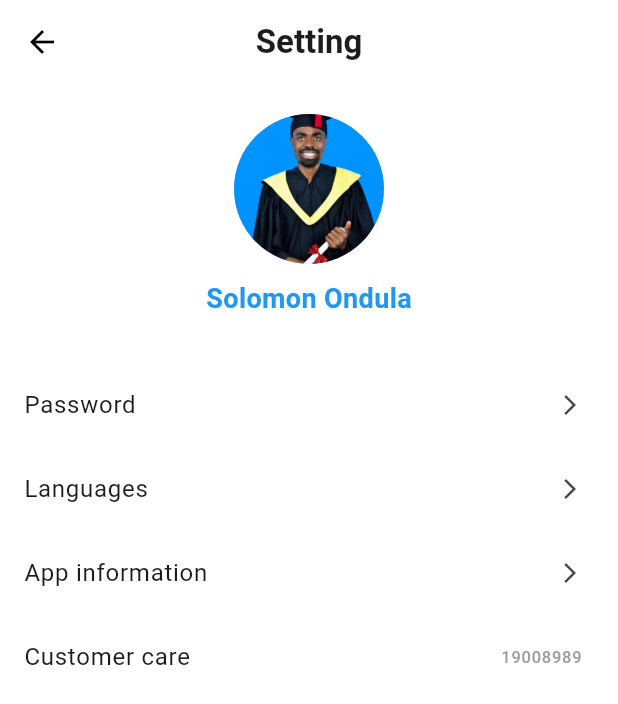
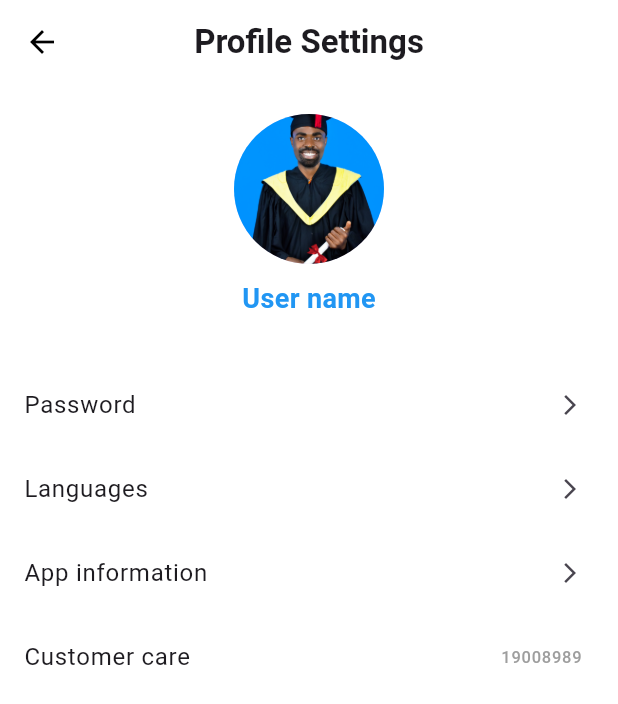
Before and after one commit to perinai/Mywallet, a Flutter app: the SettingsScreen screen opened directly, on a phone screen of 412 x 824 dp. Shown: the top 704 px of the screen. Run offline on Flutter 3.47's test engine with Material 3 defaults, Android fonts, the phone set to English and light mode, and no system bars; our stand-ins replace firebase_auth, firebase_core; accounts and stored records are empty.

Commit message:
adjusting lms

```diff
--- a/lib/classes/settings.dart
+++ b/lib/classes/settings.dart
@@ -9,7 +9,7 @@ class SettingsScreen extends StatelessWidget {
       backgroundColor: Colors.white,
       appBar: AppBar(
         title: const Text(
-          'Setting',
+          'Profile Settings',
           style: TextStyle(fontSize: 22, fontWeight: FontWeight.bold),
         ),
         centerTitle: true,
@@ -30,7 +30,7 @@ class SettingsScreen extends StatelessWidget {
           ),
           const SizedBox(height: 10),
           const Text(
-            'Solomon Ondula',
+            'User name',
             style: TextStyle(
                 fontSize: 18, fontWeight: FontWeight.bold, color: Colors.blue),
           ),
--- a/lib/main.dart
+++ b/lib/main.dart
@@ -4,7 +4,6 @@ import 'package:firebase_core/firebase_core.dart';
 import 'package:flutter/material.dart';
 import 'package:my_pocket_wallet/classes/homecontent.dart';
 import 'package:my_pocket_wallet/firebase_options.dart';
-import 'package:my_pocket_wallet/screens/home_page.dart';
 import 'package:my_pocket_wallet/screens/splashscreen.dart'; // Importing the Material package.
 
 void main() async {
```
